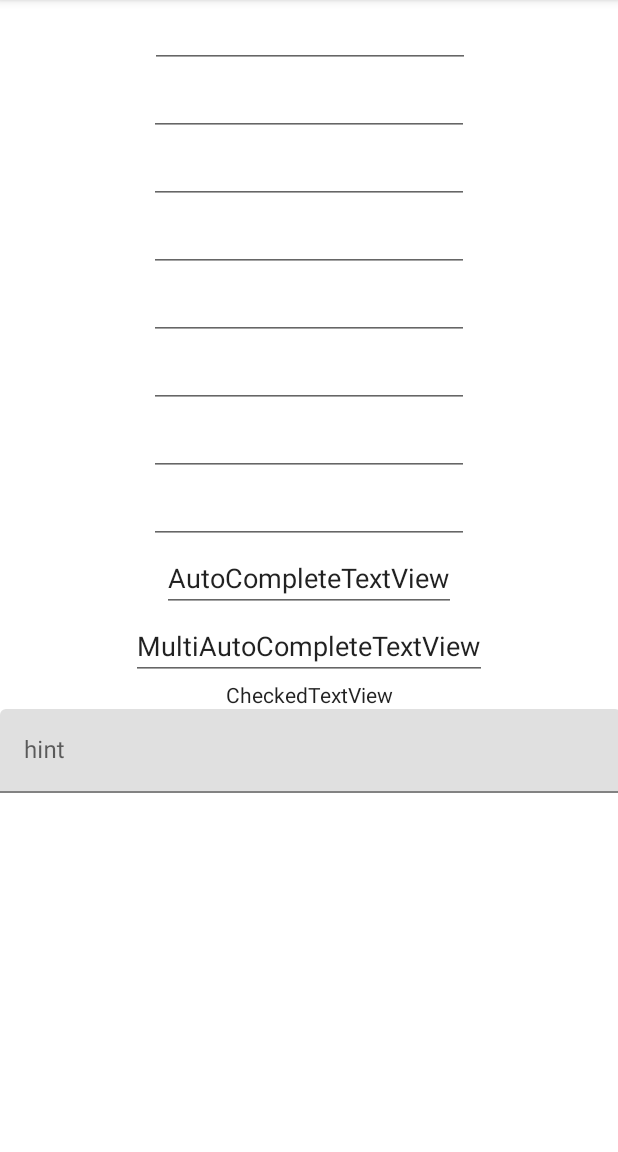
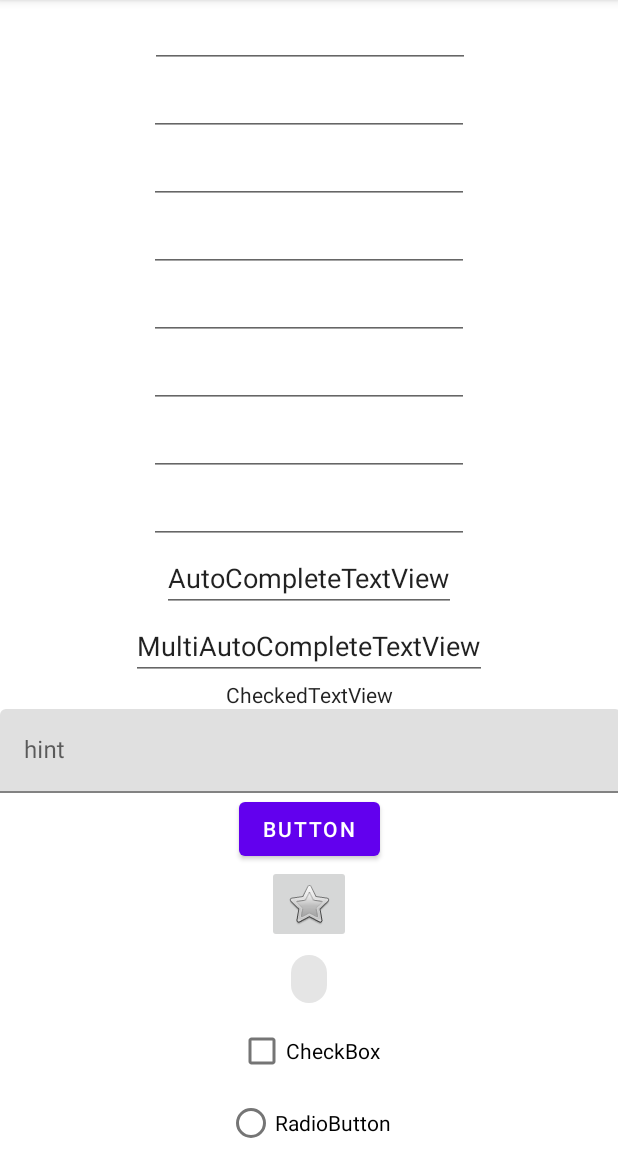
Before and after one commit to leskovde/android-rpa, an Android app: the screen it shows after launch (MainActivity), on a phone screen of 412 x 824 dp, the part 84-1236 px from its top. Run offline under Robolectric (Android 15) with nearby library versions, the phone set to English and light mode, and no system bars.

Commit message:
Added all button elements.

```diff
--- a/AutomationFramework/uielementshowcase/src/main/res/layout/activity_main.xml
+++ b/AutomationFramework/uielementshowcase/src/main/res/layout/activity_main.xml
@@ -167,6 +167,7 @@
         app:layout_constraintTop_toBottomOf="@+id/multiAutoCompleteTextView" />
 
     <com.google.android.material.textfield.TextInputLayout
+        android:id="@+id/textInputLayout"
         android:layout_width="414dp"
         android:layout_height="wrap_content"
         app:layout_constraintEnd_toEndOf="parent"
@@ -178,4 +179,76 @@
             android:layout_height="wrap_content"
             android:hint="hint" />
     </com.google.android.material.textfield.TextInputLayout>
+
+    <Button
+        android:id="@+id/button"
+        android:layout_width="wrap_content"
+        android:layout_height="wrap_content"
+        android:text="Button"
+        app:layout_constraintEnd_toEndOf="parent"
+        app:layout_constraintStart_toStartOf="parent"
+        app:layout_constraintTop_toBottomOf="@+id/textInputLayout" />
+
+    <ImageButton
+        android:id="@+id/imageButton"
+        android:layout_width="wrap_content"
+        android:layout_height="wrap_content"
+        app:layout_constraintEnd_toEndOf="parent"
+        app:layout_constraintStart_toStartOf="parent"
+        app:layout_constraintTop_toBottomOf="@+id/button"
+        app:srcCompat="@android:drawable/btn_star" />
+
+    <com.google.android.material.chip.Chip
+        android:id="@+id/chip"
+        android:layout_width="wrap_content"
+        android:layout_height="wrap_content"
+        app:layout_constraintEnd_toEndOf="parent"
+        app:layout_constraintStart_toStartOf="parent"
+        app:layout_constraintTop_toBottomOf="@+id/imageButton" />
+
+    <CheckBox
+        android:id="@+id/checkBox"
+        android:layout_width="wrap_content"
+        android:layout_height="wrap_content"
+        android:text="CheckBox"
+        app:layout_constraintEnd_toEndOf="parent"
+        app:layout_constraintStart_toStartOf="parent"
+        app:layout_constraintTop_toBottomOf="@+id/chip" />
+
+    <RadioButton
+        android:id="@+id/radioButton"
+        android:layout_width="wrap_content"
+        android:layout_height="wrap_content"
+        android:text="RadioButton"
+        app:layout_constraintEnd_toEndOf="parent"
+        app:layout_constraintStart_toStartOf="parent"
+        app:layout_constraintTop_toBottomOf="@+id/checkBox" />
+
+    <ToggleButton
+        android:id="@+id/toggleButton3"
+        android:layout_width="wrap_content"
+        android:layout_height="wrap_content"
+        android:text="ToggleButton"
+        app:layout_constraintEnd_toEndOf="parent"
+        app:layout_constraintStart_toStartOf="parent"
+        app:layout_constraintTop_toBottomOf="@+id/radioButton" />
+
+    <Switch
+        android:id="@+id/switch3"
+        android:layout_width="wrap_content"
+        android:layout_height="wrap_content"
+        android:text="Switch"
+        app:layout_constraintEnd_toEndOf="parent"
+        app:layout_constraintStart_toStartOf="parent"
+        app:layout_constraintTop_toBottomOf="@+id/toggleButton3" />
+
+    <com.google.android.material.floatingactionbutton.FloatingActionButton
+        android:id="@+id/floatingActionButton"
+        android:layout_width="wrap_content"
+        android:layout_height="wrap_content"
+        android:clickable="true"
+        app:layout_constraintEnd_toEndOf="parent"
+        app:layout_constraintStart_toStartOf="parent"
+        app:layout_constraintTop_toBottomOf="@+id/switch3"
+        app:srcCompat="@android:drawable/btn_star" />
 </androidx.constraintlayout.widget.ConstraintLayout>
```
